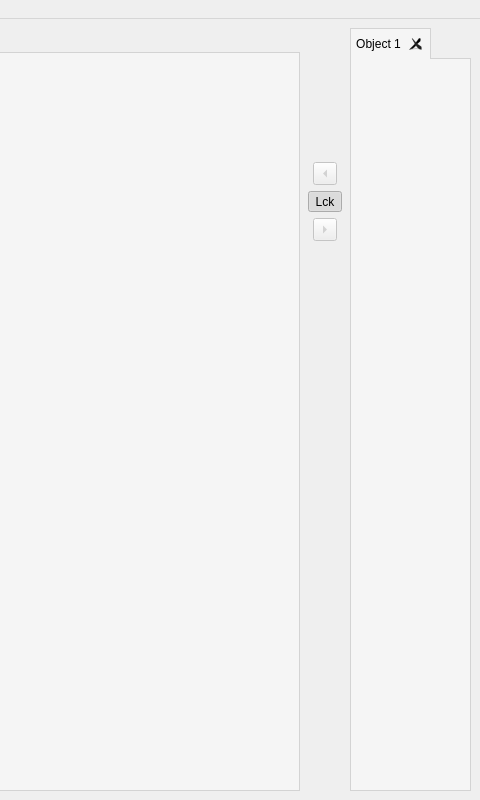
Qt form editor_app/gui/main_window.ui (danielmeinert/objectcreator) before a commit; both pictures show x 920 to 1400 and y 0 to 800 of the 1400 by 800 pixel window.
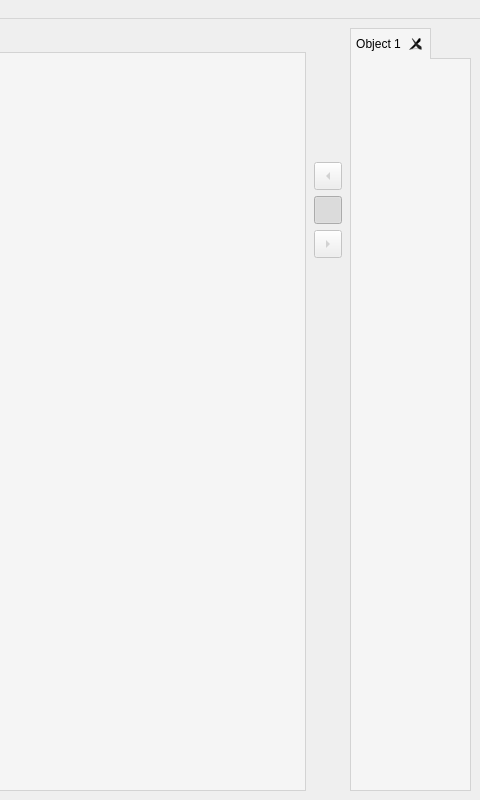
The same form after that commit.

Commit message: lock button icons added

Patch:
```diff
--- a/editor_app/gui/main_window.ui
+++ b/editor_app/gui/main_window.ui
@@ -165,8 +165,8 @@
          </property>
          <property name="minimumSize">
           <size>
-           <width>5</width>
-           <height>16</height>
+           <width>28</width>
+           <height>28</height>
           </size>
          </property>
          <property name="focusPolicy">
@@ -191,7 +191,7 @@
          <property name="minimumSize">
           <size>
            <width>28</width>
-           <height>19</height>
+           <height>28</height>
           </size>
          </property>
          <property name="focusPolicy">
@@ -201,7 +201,7 @@
           <string>&lt;html&gt;&lt;head/&gt;&lt;body&gt;&lt;p&gt;Lock/unlock current sprite to/from object. When locking, the sprite will be pushed to object's current view. If there is another sprite locked with the object, it will be unlocked first.&lt;/p&gt;&lt;/body&gt;&lt;/html&gt;</string>
          </property>
          <property name="text">
-          <string>Lck</string>
+          <string/>
          </property>
          <property name="checkable">
           <bool>true</bool>
@@ -216,6 +216,12 @@
          <property name="enabled">
           <bool>false</bool>
          </property>
+         <property name="minimumSize">
+          <size>
+           <width>28</width>
+           <height>28</height>
+          </size>
+         </property>
          <property name="focusPolicy">
           <enum>Qt::NoFocus</enum>
          </property>
```
The commit also changes 3 other files.
